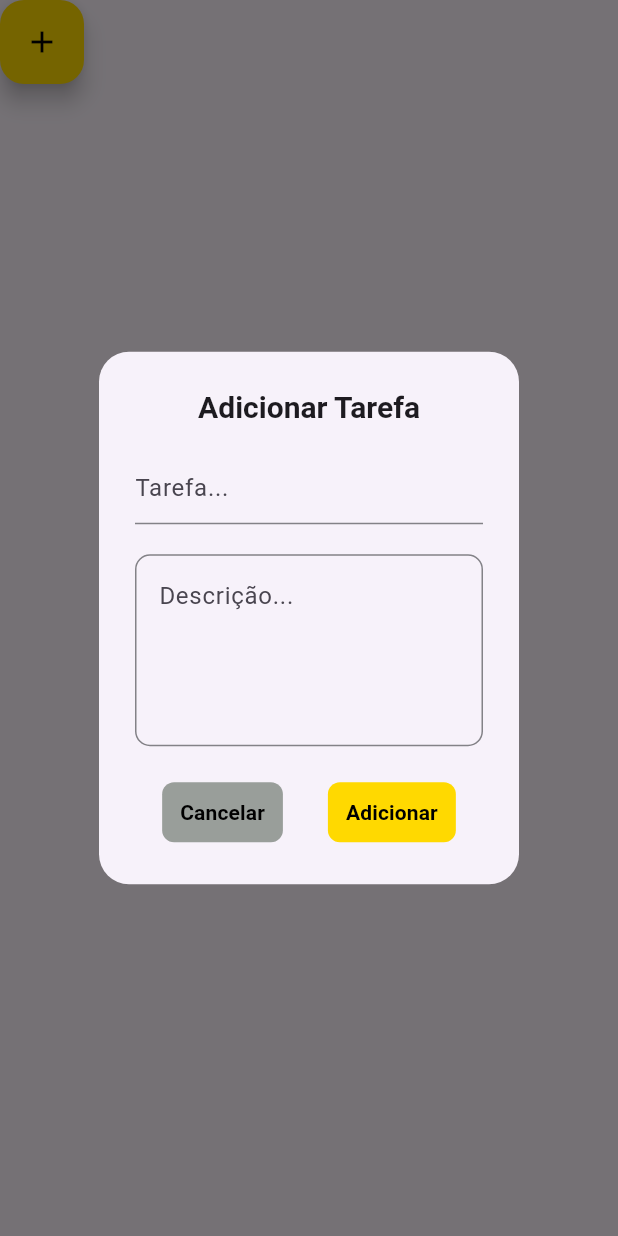
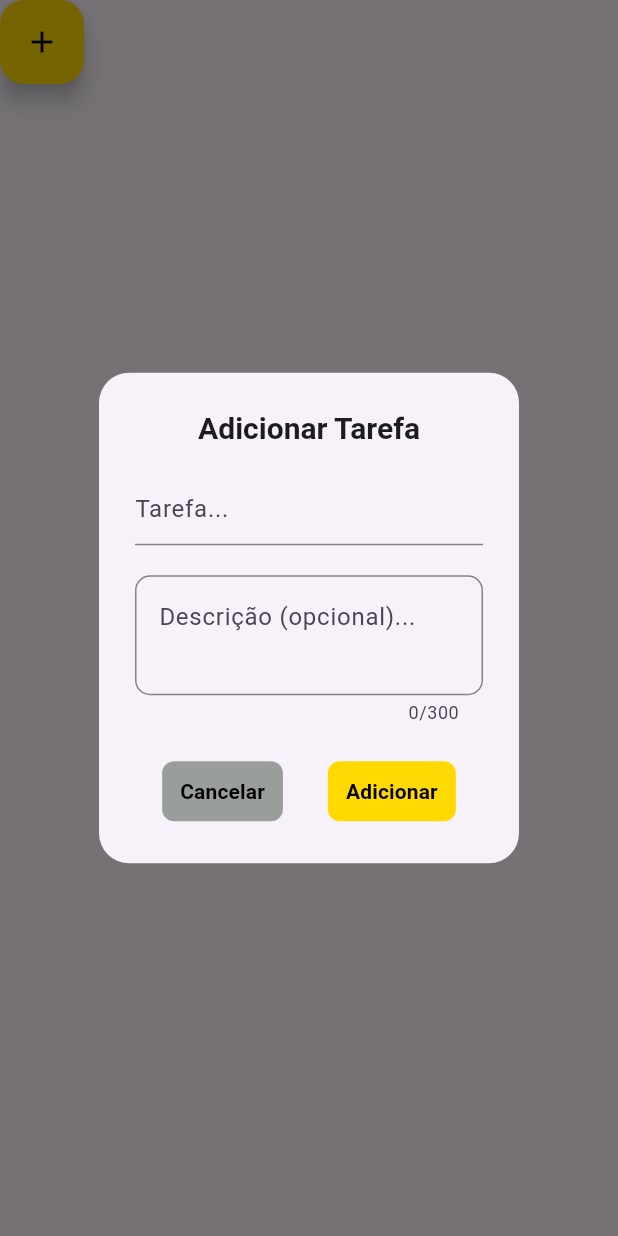
Before and after one commit to pedroo-vtor/anote-e-lembre, a Flutter app: the AdicionarTarefaView widget shown alone on an empty page, opened directly, after a tap on the "add" icon, on a phone screen of 412 x 824 dp. Run offline on Flutter 3.47's test engine with Material 3 defaults, Android fonts, the phone set to English and light mode, and no system bars; our stand-ins replace cloud_firestore, firebase_auth, firebase_core; accounts and stored records are empty.

Commit message:
Refactor(): Implementa as funções validação de título, limite de caracteres e ocultar descrição vazia

```diff
--- a/lib/views/lista_tarefa_views/adicionar_tarefa_view.dart
+++ b/lib/views/lista_tarefa_views/adicionar_tarefa_view.dart
@@ -8,8 +8,12 @@ class AdicionarTarefaView extends StatelessWidget {
 
   @override
   Widget build(BuildContext context) {
-    TextEditingController tituloTarefaController = TextEditingController();
-    TextEditingController descricaoTarefaController = TextEditingController();
+    final TextEditingController tituloTarefaController =
+        TextEditingController();
+    final TextEditingController descricaoTarefaController =
+        TextEditingController();
+
+    final GlobalKey<FormState> formKey = GlobalKey<FormState>();
 
     return Consumer<TarefaViewModel>(
       builder: (context, tarefaViewModel, child) {
@@ -24,28 +28,32 @@ class AdicionarTarefaView extends StatelessWidget {
                   shape: RoundedRectangleBorder(
                     borderRadius: BorderRadius.circular(20),
                   ),
-
-                  //Título do Alert Dialog
                   title: const Text(
                     "Adicionar Tarefa",
                     textAlign: TextAlign.center,
                     style: TextStyle(fontWeight: FontWeight.bold, fontSize: 20),
                   ),
+                  backgroundColor: const Color(0xFFF7F2FA),
 
-                  //Cor de Fundo
-                  backgroundColor: Color(0xFFF7F2FA),
-
-                  content: Column(
+                  content: Form(
+                    key: formKey,
+                    child: Column(
                       mainAxisSize: MainAxisSize.min,
-                    mainAxisAlignment: MainAxisAlignment.spaceBetween,
                       children: [
-
-                      // Formulário título
-                      TextField(
+                        TextFormField(
                           controller: tituloTarefaController,
                           cursorColor: Colors.black,
-                        decoration: InputDecoration(
+                          maxLength: 60,
+                          validator: (value) {
+                            if (value == null || value.trim().isEmpty) {
+                              return 'O título é obrigatório';
+                            }
+                            return null;
+                          },
+                          decoration: const InputDecoration(
                             hintText: "Tarefa...",
+                            counterText:
+                                "",
                             enabledBorder: UnderlineInputBorder(
                               borderSide: BorderSide(
                                 color: Color(0xFF838287),
@@ -61,37 +69,37 @@ class AdicionarTarefaView extends StatelessWidget {
                           ),
                         ),
 
-                      // Espaçamento entre título e descrição
-                      SizedBox(height: 20),
+                        const SizedBox(height: 20),
 
-                      // Formulário Descrição
                         TextFormField(
                           controller: descricaoTarefaController,
-                        maxLines: 6,
-                        minLines: 4,
+                          maxLines: 4,
+                          minLines: 2,
+                          maxLength: 300,
                           cursorColor: Colors.black,
                           decoration: InputDecoration(
-                          hintText: 'Descrição...',
+                            hintText: 'Descrição (opcional)...',
                             enabledBorder: OutlineInputBorder(
-                            borderSide: BorderSide(color: Color(0xFF838287)),
+                              borderSide: const BorderSide(
+                                color: Color(0xFF838287),
+                              ),
                               borderRadius: BorderRadius.circular(10),
                             ),
                             focusedBorder: OutlineInputBorder(
-                            borderSide: BorderSide(color: Color(0xFF838287)),
+                              borderSide: const BorderSide(
+                                color: Color(0xFF838287),
+                              ),
                               borderRadius: BorderRadius.circular(10),
                             ),
                           ),
                         ),
 
-                      // Espaçamento entre descrição e botões
-                      SizedBox(height: 20),
+                        const SizedBox(height: 20),
 
-                      //Botões de Ações
+                        // Botões
                         Row(
                           mainAxisAlignment: MainAxisAlignment.center,
                           children: [
-
-                          //Botão Cancelar
                             TextButton(
                               onPressed: () {
                                 tituloTarefaController.clear();
@@ -99,49 +107,45 @@ class AdicionarTarefaView extends StatelessWidget {
                                 Navigator.of(context).pop();
                               },
                               style: TextButton.styleFrom(
-                              backgroundColor: Color(0xFF999E9A),
+                                backgroundColor: const Color(0xFF999E9A),
                                 shape: RoundedRectangleBorder(
                                   borderRadius: BorderRadius.circular(8),
                                 ),
                               ),
-                            child: Text(
+                              child: const Text(
                                 "Cancelar",
-                              textAlign: TextAlign.center,
                                 style: TextStyle(
                                   color: Color(0xFF000000),
                                   fontWeight: FontWeight.bold,
                                 ),
                               ),
                             ),
+                            const SizedBox(width: 30),
 
-                          // Espaçamento entre os botões de ações
-                          SizedBox(width: 30),
-
-                          //Botão Adicionar
                             Consumer<UsuarioViewModel>(
                               builder: (context, usuarioViewModel, child) {
                                 return TextButton(
                                   onPressed: () async {
+                                    if (formKey.currentState!.validate()) {
                                       await tarefaViewModel.salvarTarefa(
                                         usuarioViewModel.usuario!.id!,
-                                    tarefaViewModel.tituloTarefa =
                                         tituloTarefaController.text,
-                                    tarefaViewModel.descricaoTarefa =
                                         descricaoTarefaController.text,
                                       );
                                       tituloTarefaController.clear();
                                       descricaoTarefaController.clear();
+                                      if (context.mounted)
                                         Navigator.of(context).pop();
+                                    }
                                   },
                                   style: TextButton.styleFrom(
-                                  backgroundColor: Color(0xFFFFD900),
+                                    backgroundColor: const Color(0xFFFFD900),
                                     shape: RoundedRectangleBorder(
                                       borderRadius: BorderRadius.circular(8),
                                     ),
                                   ),
-                                child: Text(
+                                  child: const Text(
                                     "Adicionar",
-                                  textAlign: TextAlign.center,
                                     style: TextStyle(
                                       color: Color(0xFF000000),
                                       fontWeight: FontWeight.bold,
@@ -154,6 +158,7 @@ class AdicionarTarefaView extends StatelessWidget {
                         ),
                       ],
                     ),
+                  ),
                 );
               },
             );
```
Also changed, not shown: lib/views/lista_tarefa_views/editar_tarefa_view.dart (+28 -11 lines), lib/views/lista_tarefa_views/tarefa_view.dart (+10 -0 lines). Lines whose indentation alone changed are shown as unchanged.
